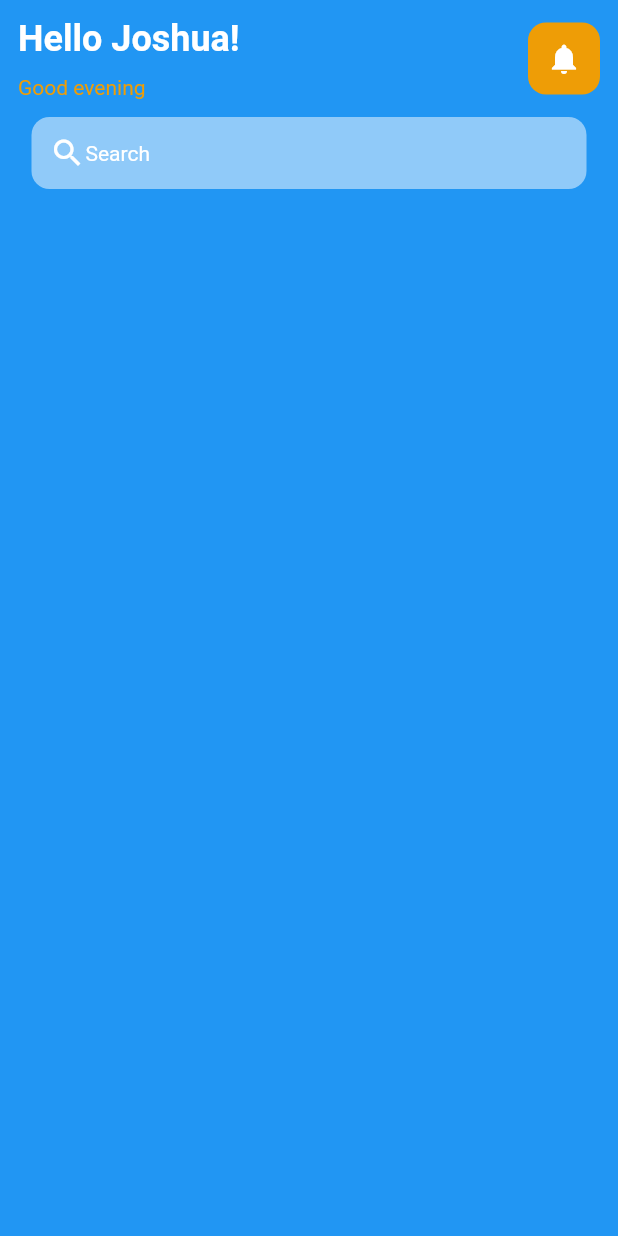
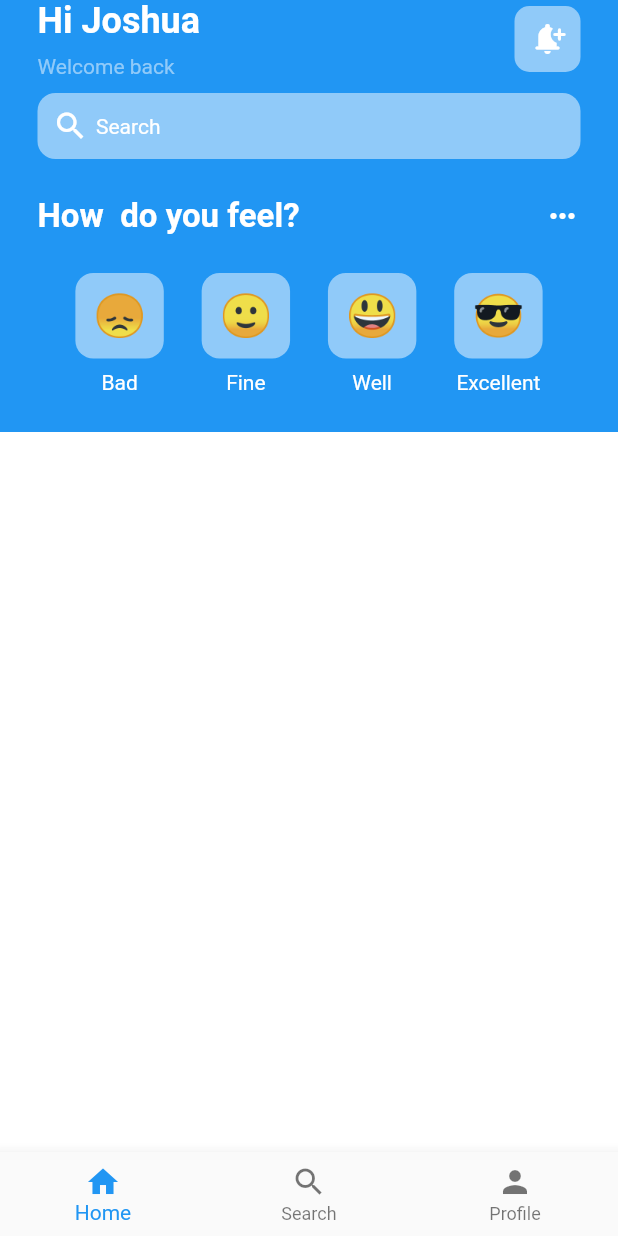
Before and after one commit to iyamujoshua/techspace, a Flutter app: the screen it shows after launch, on a phone screen of 412 x 824 dp. Run offline on Flutter 3.47's test engine with Material 2 defaults, Android fonts, the phone set to English and light mode, and no system bars.

Commit message:
feelings app

```diff
--- a/lib/Homepage.dart
+++ b/lib/Homepage.dart
@@ -1,4 +1,5 @@
 import 'package:flutter/material.dart';
+import 'package:henry/utilities/emoticon.dart';
 
 class HomePage extends StatefulWidget {
   const HomePage({super.key});
@@ -12,66 +13,181 @@ class _HomePageState extends State<HomePage> {
   Widget build(BuildContext context) {
     return Scaffold(
       backgroundColor: Colors.blue,
+      bottomNavigationBar: BottomNavigationBar(items: [
+        BottomNavigationBarItem(
+          icon: Icon(Icons.home),
+          label:"Home",
+        ),
+
+         BottomNavigationBarItem(
+          icon: Icon(Icons.search),
+          label:"Search",
+        ),
+
+         BottomNavigationBarItem(
+          icon: Icon(Icons.person),
+          label:"Profile",
+        ),
+      ],
+      ),
       body: SafeArea(
         child: Column(
           children: [
             Padding(
-              padding: const EdgeInsets.all(12),
-              child: Row(
+              padding: const EdgeInsets.symmetric(horizontal: 25.0),
+              child: Column(
+                children: [
+                              Row(
                 mainAxisAlignment: MainAxisAlignment.spaceBetween,
                 children: [
                   Column(
                       crossAxisAlignment: CrossAxisAlignment.start,
                       children: [
                         Text(
-                        "Hello Joshua!",
+                          "Hi Joshua",
                           style: TextStyle(
                             color: Colors.white,
+                            fontWeight: FontWeight.bold,
                             fontSize: 24,
-                            fontWeight: FontWeight.bold),
+                          ),
+                        ),
+                        SizedBox(
+                          height: 8,
+                        ),
+                        Text(
+                          "Welcome back",
+                          style: TextStyle(color: Colors.blue[200]),
+                        )
+                      ]),
+                  Container(
+                    decoration: BoxDecoration(
+                        color: Colors.blue[200],
+                        borderRadius: BorderRadius.circular(10)),
+                    padding: EdgeInsets.all(10),
+                    child: Icon(
+                      Icons.notification_add_rounded,
+                      color: Colors.white,
+                    ),
+                  ),
+                ],
               ),
               SizedBox(
                 height: 10,
               ),
-                      Text(
-                        "Good evening",
-                        style:
-                            TextStyle(color: Color.fromARGB(255, 238, 157, 6)),
-                      )
-                    ],
-                  ),
               Container(
-                    decoration: BoxDecoration(
-                        color: Color.fromARGB(255, 238, 157, 6),
-                        borderRadius: BorderRadius.circular(12)),
-                    child: Padding(
-                      padding: const EdgeInsets.all(12),
-                      child: Icon(
-                        Icons.notifications,
-                        color: Colors.white,
-                      ),
-                    ),
-                  ),
-                ],
-              ),
-            ),
-            Container(
-              width: 370,
                 decoration: BoxDecoration(
                     color: Colors.blue[200],
                     borderRadius: BorderRadius.circular(12)),
-              padding: EdgeInsets.all(12),
+                padding: EdgeInsets.all(10),
                 child: Row(
                   children: [
                     Icon(
                       Icons.search,
                       color: Colors.white,
                     ),
+                    SizedBox(
+                      width: 5,
+                    ),
                     Text(
                       "Search",
                       style: TextStyle(color: Colors.white),
                     )
                   ],
+                ),
+              ),
+              SizedBox(
+                height: 25,
+              ),
+              Row(
+                mainAxisAlignment: MainAxisAlignment.spaceBetween,
+                children: [
+                  Text(
+                    "How  do you feel?",
+                    style: TextStyle(
+                      color: Colors.white,
+                      fontWeight: FontWeight.bold,
+                      fontSize: 22,
+                    ),
+                  ),
+                  Icon(
+                    Icons.more_horiz,
+                    color: Colors.white,
+                  ),
+                ],
+              ),
+              SizedBox(
+                height: 25,
+              ),
+              Row(
+                mainAxisAlignment: MainAxisAlignment.spaceEvenly,
+                children: [
+                  Column(
+                    children: [
+                      emoticon(
+                        emoticonface: "😞",
+                      ),
+                      SizedBox(
+                        height: 8,
+                      ),
+                      Text(
+                        "Bad",
+                        style: TextStyle(color: Colors.white),
+                      )
+                    ],
+                  ),
+                  Column(
+                    children: [
+                      emoticon(
+                        emoticonface: "🙂",
+                      ),
+                      SizedBox(
+                        height: 8,
+                      ),
+                      Text(
+                        "Fine",
+                        style: TextStyle(color: Colors.white),
+                      )
+                    ],
+                  ),
+                  Column(
+                    children: [
+                      emoticon(
+                        emoticonface: "😃",
+                      ),
+                      SizedBox(
+                        height: 8,
+                      ),
+                      Text(
+                        "Well",
+                        style: TextStyle(color: Colors.white),
+                      )
+                    ],
+                  ),
+                  Column(
+                    children: [
+                      emoticon(
+                        emoticonface: "😎",
+                      ),
+                      SizedBox(
+                        height: 8,
+                      ),
+                      Text(
+                        "Excellent",
+                        style: TextStyle(color: Colors.white),
+                      )
+                    ],
+                  )
+                ],
+              ),
+                ],
+              ),
+            ),
+
+            SizedBox(height: 25,),
+
+            Expanded(
+              child: Container(
+                color: Colors.white,
               ),
             )
           ],
--- /dev/null
+++ b/lib/utilities/emoticon.dart
@@ -0,0 +1,24 @@
+import 'package:flutter/material.dart';
+
+class emoticon extends StatelessWidget {
+  final String emoticonface;
+  const emoticon({super.key,
+  required this.emoticonface
+  });
+
+  @override
+  Widget build(BuildContext context) {
+    return Container(
+      decoration: BoxDecoration(
+          color: Colors.blue[200], borderRadius: BorderRadius.circular(12)),
+      padding: EdgeInsets.all(12),
+      child: Center(
+          child: Text(
+        emoticonface,
+        style: TextStyle(
+          fontSize: 28,
+        ),
+      )),
+    );
+  }
+}
```
Also changed, not shown: pubspec.lock. Lines whose indentation alone changed are shown as unchanged.
